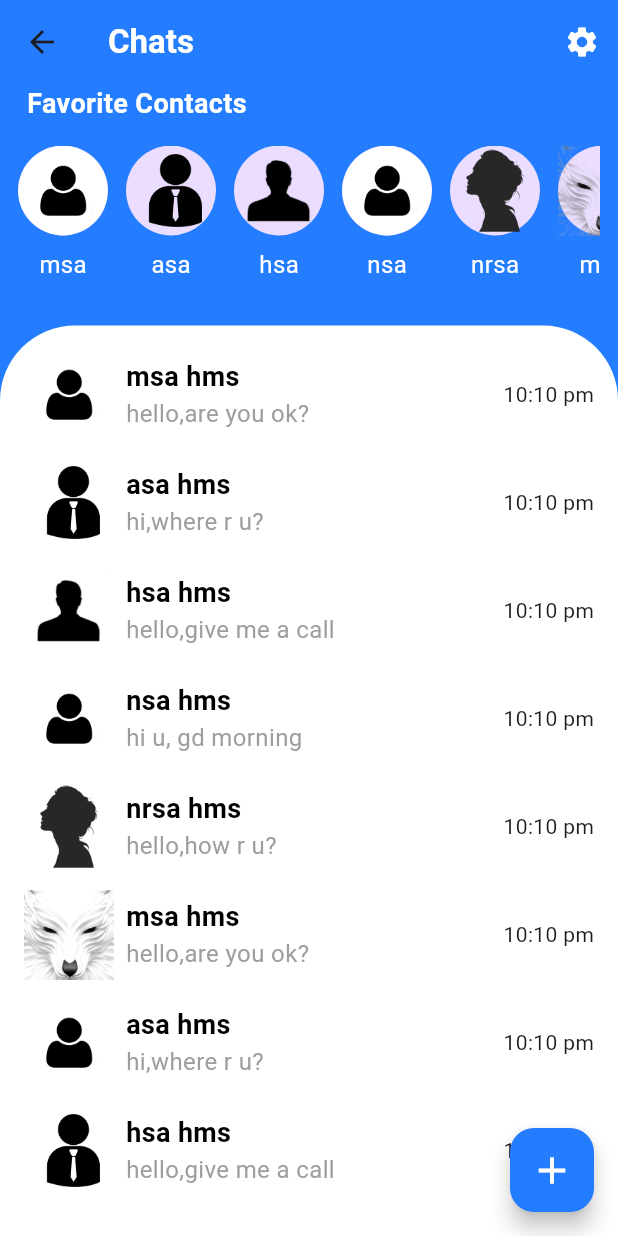
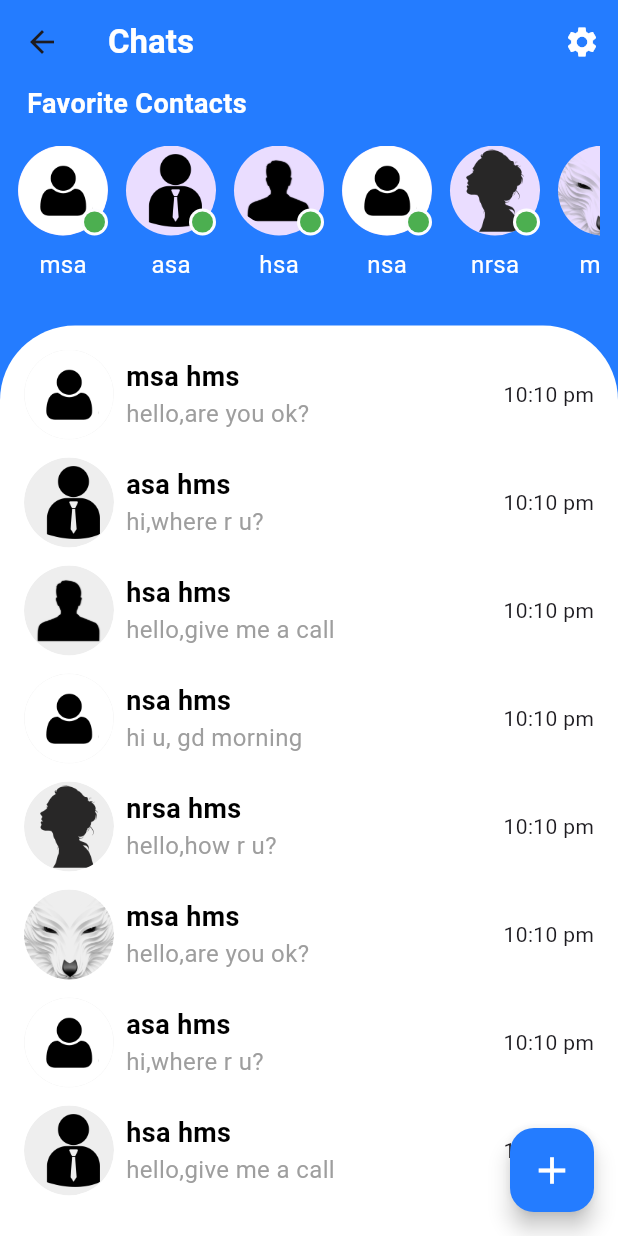
Before and after one commit to msa-oma/chat_app_ui_1_17, a Flutter app: the ChatView screen opened directly, on a phone screen of 412 x 824 dp. Run offline on Flutter 3.47's test engine with Material 3 defaults, Android fonts, the phone set to English and light mode, and no system bars.

Commit message:
add online indicator

```diff
--- a/lib/chat_view.dart
+++ b/lib/chat_view.dart
@@ -105,9 +105,28 @@ class ChatView extends StatelessWidget {
                 itemBuilder: (BuildContext context, int index) {
                   return Column(
                     children: [
-                      CircleAvatar(
-                        radius: 30,
-                        child: Image.asset(users[index].image),
+                      Stack(
+                        children: [
+                          CircleAvatar(
+                            radius: 30,
+                            child: ClipOval(
+                              child: Image.asset(
+                                users[index].image,
+                                fit: BoxFit.cover,
+                              ),
+                            ),
+                          ),
+                          const Positioned(
+                            bottom: 0,
+                            right: 0,
+                            child: CircleAvatar(
+                              radius: 9,
+                              backgroundColor: AppColors.moreLightGray,
+                              child: CircleAvatar(
+                                  radius: 7, backgroundColor: Colors.green),
+                            ),
+                          )
+                        ],
                       ),
                       Padding(
                         padding: const EdgeInsets.all(8.0),
@@ -138,10 +157,12 @@ class ChatView extends StatelessWidget {
                 itemBuilder: (BuildContext context, int index) {
                   return Row(
                     children: [
-                      CircleAvatar(
-                        backgroundColor: Colors.white,
-                        radius: 30,
-                        child: Image.asset(users[index].image),
+                      ClipOval(
+                        child: CircleAvatar(
+                          backgroundColor: AppColors.lighterGray,
+                          radius: 30,
+                          child: Image.asset(users[index].image),
+                        ),
                       ),
                       Padding(
                         padding: const EdgeInsets.symmetric(horizontal: 8.0),
```
